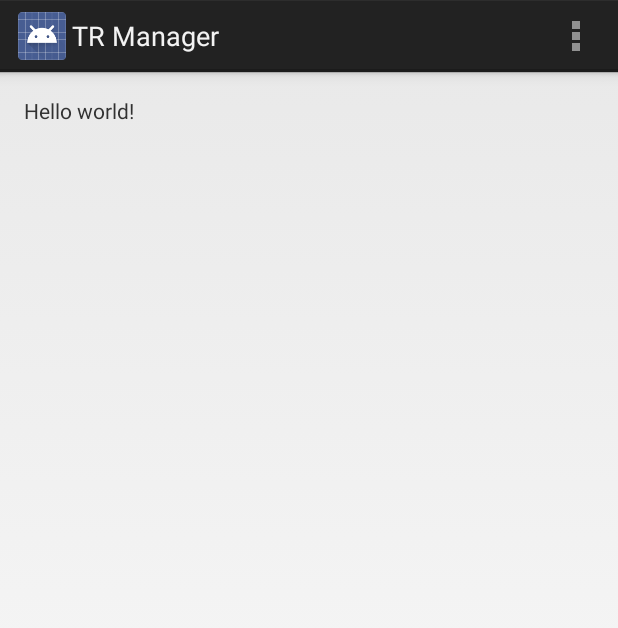
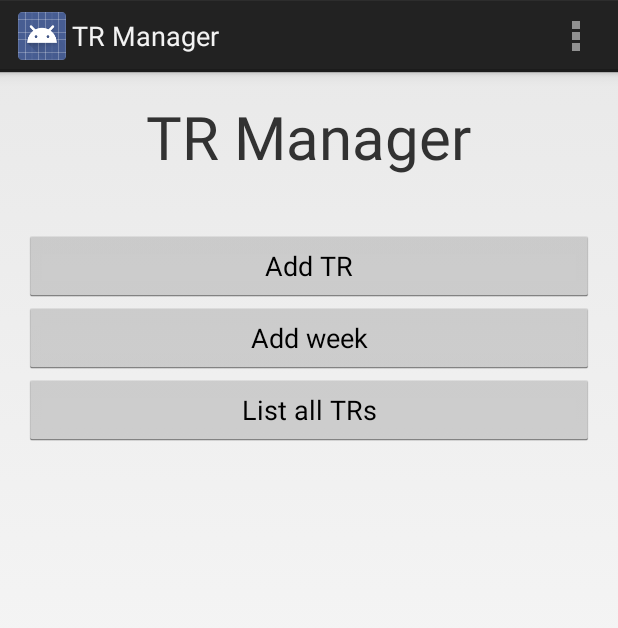
Before and after one commit to gtrodin/TRManager, an Android app: the screen it shows after launch (MainActivity), on a phone screen of 412 x 824 dp. Shown: the top 628 px of the screen. Run offline under Robolectric (Android 15) with nearby library versions, the phone set to English and light mode, and no system bars.

Commit message:
Add functionality to add a new TroubleReport from a new activity called AddTroubleReport.java. Also work has begun in the activity to list all the trouble reports.

```diff
--- a/app/src/main/res/layout/activity_main.xml
+++ b/app/src/main/res/layout/activity_main.xml
@@ -6,11 +6,42 @@
     android:paddingRight="@dimen/activity_horizontal_margin"
     android:paddingTop="@dimen/activity_vertical_margin"
     android:paddingBottom="@dimen/activity_vertical_margin"
-    tools:context=".MainActivity">
+    tools:context="com.trodin.gustav.trmanager.MainActivity">
 
     <TextView
-        android:text="@string/hello_world"
+        android:textSize="40sp"
+        android:layout_centerHorizontal="true"
+        android:text="@string/app_name"
         android:layout_width="wrap_content"
-        android:layout_height="wrap_content" />
+        android:layout_height="wrap_content"
+        android:id="@+id/trManagerHeaderText" />
+
+    <Button
+        android:layout_width="match_parent"
+        android:layout_height="wrap_content"
+        android:text="@string/main_add_tr_button_text"
+        android:id="@+id/addTrButton"
+        android:layout_below="@+id/trManagerHeaderText"
+        android:layout_centerHorizontal="true"
+        android:layout_marginTop="35dp"
+        android:onClick="onAddTrButtonClick" />
+
+    <Button
+        android:layout_width="match_parent"
+        android:layout_height="wrap_content"
+        android:text="@string/main_add_week_button_text"
+        android:id="@+id/addWeekButton"
+        android:layout_below="@+id/addTrButton"
+        android:layout_centerHorizontal="true"
+        android:onClick="onAddWeekButtonClick" />
+
+    <Button
+        android:layout_width="match_parent"
+        android:layout_height="wrap_content"
+        android:text="@string/list_all_tr_button_text"
+        android:id="@+id/listAllTrButton"
+        android:layout_below="@+id/addWeekButton"
+        android:layout_centerHorizontal="true"
+        android:onClick="onAddWeekButtonClick" />
 
 </RelativeLayout>
--- a/app/src/main/res/values/strings.xml
+++ b/app/src/main/res/values/strings.xml
@@ -4,5 +4,13 @@
     <string name="app_name">TR Manager</string>
     <string name="hello_world">Hello world!</string>
     <string name="action_settings">Settings</string>
+    <string name="main_add_week_button_text">Add week</string>
+    <string name="main_add_tr_button_text">Add TR</string>
+    <string name="title_activity_list_all_tr">ListAllTr</string>
+    <string name="list_all_tr_button_text">List all TRs</string>
+    <string name="title_activity_add_trouble_report">AddTroubleReport</string>
+    <string name="add_tr_done_button_text">Done</string>
+    <string name="add_tr_header_text">ADD NEW TR</string>
+    <string name="add_tr_tr_id_hint">TR ID</string>
 
 </resources>
```
Also changed, not shown: app/src/main/AndroidManifest.xml (+13 -0 lines), app/src/main/java/com/trodin/gustav/trmanager/AddTroubleReport.java (added, +53 -0 lines), app/src/main/java/com/trodin/gustav/trmanager/ListAllTroubleReports.java (added, +36 -0 lines), app/src/main/java/com/trodin/gustav/trmanager/MainActivity.java (+32 -0 lines), app/src/main/java/com/trodin/gustav/trmanager/TroubleReport.java (added, +67 -0 lines), app/src/main/res/layout/activity_add_trouble_report.xml (added, +47 -0 lines), app/src/main/res/layout/activity_list_all_trouble_reports.xml (added, +18 -0 lines), app/src/main/res/menu/add_trouble_report.xml (added, +8 -0 lines), app/src/main/res/menu/list_all_trouble_reports.xml (added, +8 -0 lines).
